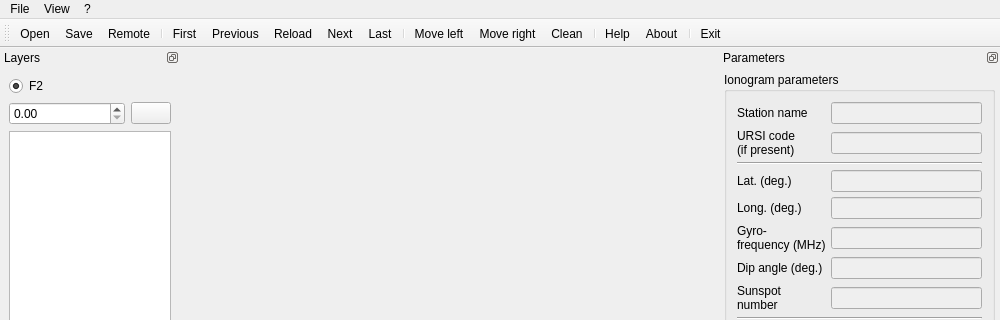
Albom/IonogramViewer2, file ui/MainWnd.ui: the form before one commit; both pictures show x 0 to 1000 and y 0 to 320 of the 1000 by 875 pixel window.
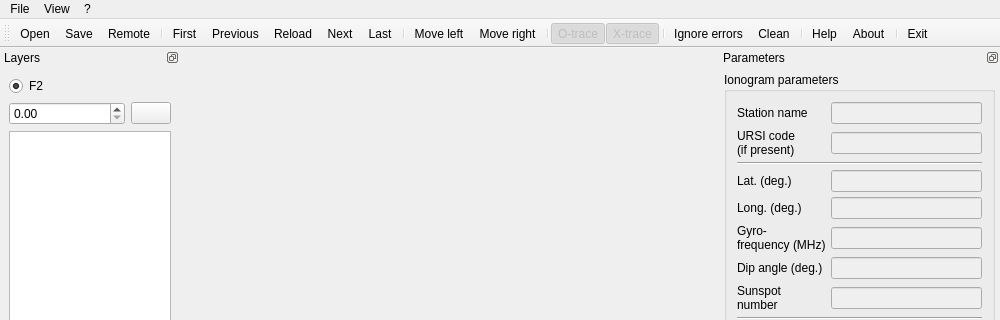
The form after the commit. Icons and pictures are not drawn.

Commit message: Version 1.6.4. Show/hide O- and X- modes. Checking sunspot number. Ignoring errors

```diff
--- a/ui/MainWnd.ui
+++ b/ui/MainWnd.ui
@@ -315,6 +315,9 @@
    </widget>
   </widget>
   <widget class="QToolBar" name="toolBar">
+   <property name="enabled">
+    <bool>true</bool>
+   </property>
    <property name="windowTitle">
     <string>toolBar</string>
    </property>
@@ -336,6 +339,11 @@
    <addaction name="separator"/>
    <addaction name="actionMoveLeft"/>
    <addaction name="actionMoveRight"/>
+   <addaction name="separator"/>
+   <addaction name="actionO_trace"/>
+   <addaction name="actionX_trace"/>
+   <addaction name="separator"/>
+   <addaction name="actionIgnore_errors"/>
    <addaction name="actionClean"/>
    <addaction name="separator"/>
    <addaction name="actionHelp"/>
@@ -986,6 +994,65 @@
     <string>Ctrl+R</string>
    </property>
   </action>
+  <action name="actionO_trace">
+   <property name="checkable">
+    <bool>true</bool>
+   </property>
+   <property name="checked">
+    <bool>true</bool>
+   </property>
+   <property name="enabled">
+    <bool>false</bool>
+   </property>
+   <property name="icon">
+    <iconset>
+     <normaloff>images/o-trace.png</normaloff>
+     <normalon>images/o-trace.png</normalon>images/o-trace.png</iconset>
+   </property>
+   <property name="text">
+    <string>O-trace</string>
+   </property>
+   <property name="toolTip">
+    <string>O-trace</string>
+   </property>
+  </action>
+  <action name="actionX_trace">
+   <property name="checkable">
+    <bool>true</bool>
+   </property>
+   <property name="checked">
+    <bool>true</bool>
+   </property>
+   <property name="enabled">
+    <bool>false</bool>
+   </property>
+   <property name="icon">
+    <iconset>
+     <normalon>images/x-trace.png</normalon>
+    </iconset>
+   </property>
+   <property name="text">
+    <string>X-trace</string>
+   </property>
+   <property name="toolTip">
+    <string>X-trace</string>
+   </property>
+  </action>
+  <action name="actionIgnore_errors">
+   <property name="checkable">
+    <bool>true</bool>
+   </property>
+   <property name="icon">
+    <iconset>
+     <normaloff>images/Martz90-Circle-Addon2-Warning.24.png</normaloff>images/Martz90-Circle-Addon2-Warning.24.png</iconset>
+   </property>
+   <property name="text">
+    <string>Ignore errors</string>
+   </property>
+   <property name="toolTip">
+    <string>Ignore errors</string>
+   </property>
+  </action>
  </widget>
  <resources/>
  <connections/>
```
The commit also changes 11 other files.
